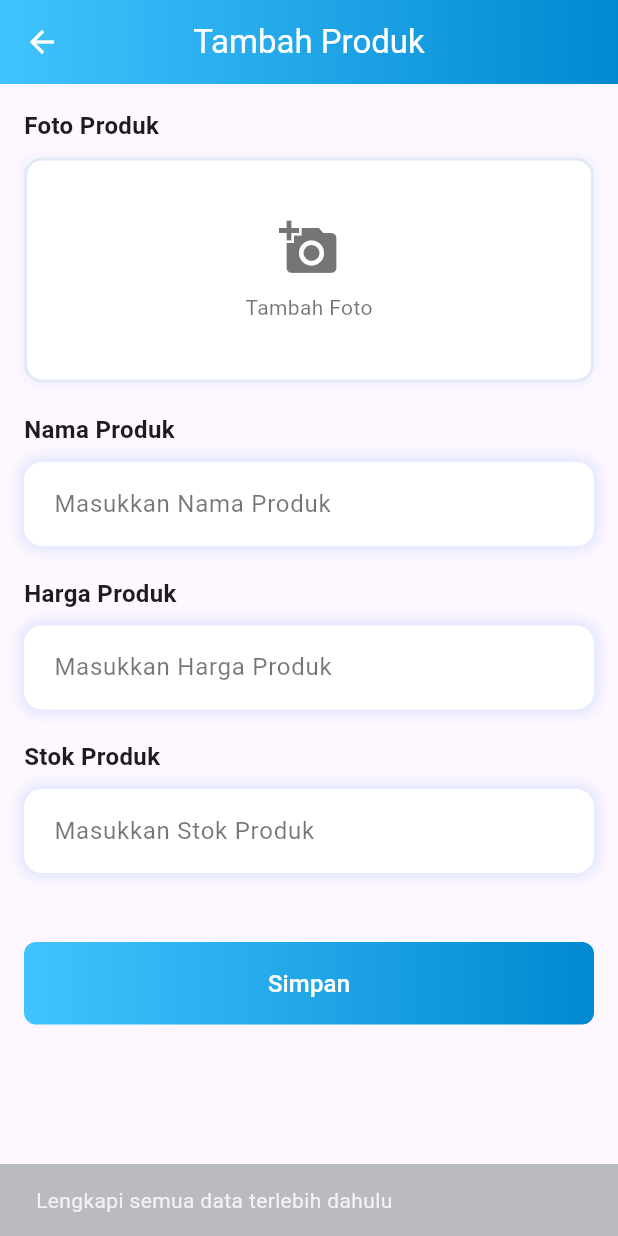
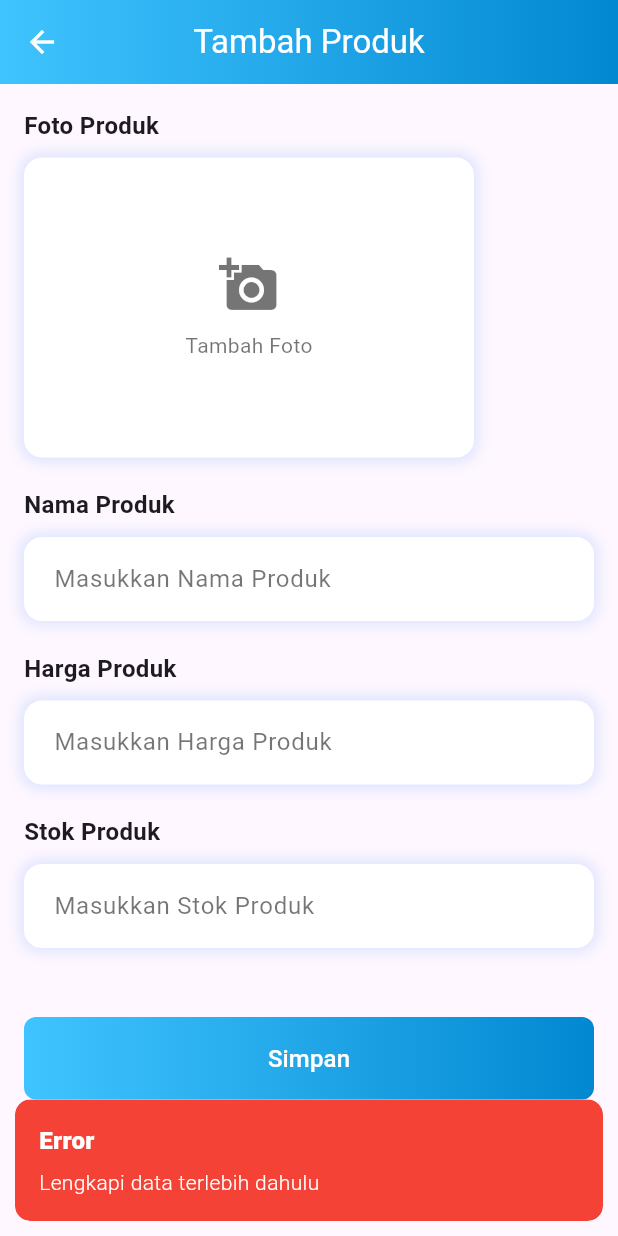
Before and after one commit to GROUP-2-CUPCAKE/WaterXpress-Admin, a Flutter app: the TambahProdukView screen opened by its route, after a tap on "Simpan", on a phone screen of 412 x 824 dp. Run offline on Flutter 3.47's test engine with Material 3 defaults, Android fonts, the phone set to English and light mode, and no system bars; our stand-ins replace cloud_firestore, firebase_auth, firebase_core, firebase_storage, get, get_storage and 1 more; accounts and stored records are empty.

Commit message:
perbaikan add

```diff
--- a/lib/app/modules/tambah_produk/views/tambah_produk_view.dart
+++ b/lib/app/modules/tambah_produk/views/tambah_produk_view.dart
@@ -2,19 +2,10 @@ import 'dart:io';
 import 'package:flutter/material.dart';
 import 'package:get/get.dart';
 import 'package:image_picker/image_picker.dart';
+import '../controllers/tambah_produk_controller.dart';
 
-class TambahProdukView extends StatelessWidget {
-  final TextEditingController nameController = TextEditingController();
-  final TextEditingController priceController = TextEditingController();
-  final TextEditingController stockController = TextEditingController();
-  final Rx<XFile?> image = Rx<XFile?>(null);
-
-  Future<void> getImage() async {
-    final pickedImage = await ImagePicker().pickImage(source: ImageSource.gallery);
-    if (pickedImage != null) {
-      image.value = pickedImage;
-    }
-  }
+class TambahProdukView extends GetView<TambahProdukController> {
+  const TambahProdukView({Key? key}) : super(key: key);
 
   @override
   Widget build(BuildContext context) {
@@ -33,7 +24,8 @@ class TambahProdukView extends StatelessWidget {
           ),
         ),
       ),
-      body: SingleChildScrollView(
+      body: Obx(
+        () => SingleChildScrollView(
           padding: const EdgeInsets.all(16.0),
           child: Column(
             crossAxisAlignment: CrossAxisAlignment.start,
@@ -43,50 +35,85 @@ class TambahProdukView extends StatelessWidget {
                 style: TextStyle(fontSize: 16, fontWeight: FontWeight.bold),
               ),
               const SizedBox(height: 10),
-            GestureDetector(
-              onTap: getImage,
-              child: Obx(() {
-                return Container(
-                  height: 150,
-                  width: double.infinity,
+              Row(
+                children: [
+                  controller.image.value.path != ""
+                      ? ClipRRect(
+                          borderRadius: BorderRadius.circular(12),
+                          child: Container(
+                            decoration: BoxDecoration(
+                              boxShadow: [
+                                BoxShadow(
+                                  color:
+                                      const Color(0xFF40C4FF).withOpacity(0.5),
+                                  spreadRadius: 2,
+                                  blurRadius: 8,
+                                ),
+                              ],
+                            ),
+                            child: Image.file(
+                              File(controller.image.value.path),
+                              height: 200,
+                              width: 300,
+                              fit: BoxFit.cover,
+                            ),
+                          ),
+                        )
+                      : GestureDetector(
+                          onTap: () async {
+                            await controller.getImage(true);
+                          },
+                          child: Container(
+                            height: 200,
+                            width: 300,
                             decoration: BoxDecoration(
                               color: Colors.white,
                               borderRadius: BorderRadius.circular(12),
-                    border: Border.all(
-                      color: image.value != null ? Colors.transparent : const Color.fromARGB(255, 226, 234, 247),
-                      width: 2,
-                    ),
                               boxShadow: [
                                 BoxShadow(
-                        color: image.value != null ? Colors.transparent : const Color.fromARGB(255, 213, 229, 255).withOpacity(0.3),
+                                  color: Colors.blueAccent.withOpacity(0.2),
+                                  spreadRadius: 2,
                                   blurRadius: 8,
-                        spreadRadius: 2,
                                 ),
                               ],
                             ),
-                  child: image.value != null
-                      ? ClipRRect(
-                          borderRadius: BorderRadius.circular(12),
-                          child: Image.file(
-                            File(image.value!.path),
-                            fit: BoxFit.cover,
-                          ),
-                        )
-                      : const Center(
+                            child: const Center(
                               child: Column(
                                 mainAxisAlignment: MainAxisAlignment.center,
                                 children: [
-                              Icon(Icons.add_a_photo, size: 40, color: Colors.black54),
+                                  Icon(
+                                    Icons.add_a_photo,
+                                    size: 40,
+                                    color: Colors.black54,
+                                  ),
                                   SizedBox(height: 10),
-                              Text("Tambah Foto", style: TextStyle(fontSize: 14, color: Colors.black54)),
+                                  Text(
+                                    "Tambah Foto",
+                                    style: TextStyle(
+                                      fontSize: 14,
+                                      color: Colors.black54,
+                                    ),
+                                  ),
                                 ],
                               ),
                             ),
-                );
-              }),
+                          ),
+                        ),
+                  Obx(
+                    () => Center(
+                      child: controller.image.value.path != ""
+                          ? IconButton(
+                              icon: const Icon(Icons.delete, color: Colors.red),
+                              onPressed: () async {
+                                controller.image.value = XFile("");
+                              },
+                            )
+                          : const SizedBox(),
+                    ),
+                  ),
+                ],
               ),
               const SizedBox(height: 20),
-
               const Text(
                 "Nama Produk",
                 style: TextStyle(fontSize: 16, fontWeight: FontWeight.bold),
@@ -105,18 +132,18 @@ class TambahProdukView extends StatelessWidget {
                   ],
                 ),
                 child: TextField(
-                controller: nameController,
+                  controller: controller.namaController,
                   decoration: const InputDecoration(
                     hintText: 'Masukkan Nama Produk',
                     hintStyle: TextStyle(color: Colors.black54),
-                  contentPadding: EdgeInsets.symmetric(vertical: 16, horizontal: 20),
+                    contentPadding:
+                        EdgeInsets.symmetric(vertical: 16, horizontal: 20),
                     border: InputBorder.none,
                   ),
                   style: const TextStyle(color: Colors.black),
                 ),
               ),
               const SizedBox(height: 20),
-
               const Text(
                 "Harga Produk",
                 style: TextStyle(fontSize: 16, fontWeight: FontWeight.bold),
@@ -135,19 +162,19 @@ class TambahProdukView extends StatelessWidget {
                   ],
                 ),
                 child: TextField(
-                controller: priceController,
+                  controller: controller.hargaController,
                   keyboardType: TextInputType.number,
                   decoration: const InputDecoration(
                     hintText: 'Masukkan Harga Produk',
                     hintStyle: TextStyle(color: Colors.black54),
-                  contentPadding: EdgeInsets.symmetric(vertical: 16, horizontal: 20),
+                    contentPadding:
+                        EdgeInsets.symmetric(vertical: 16, horizontal: 20),
                     border: InputBorder.none,
                   ),
                   style: const TextStyle(color: Colors.black),
                 ),
               ),
               const SizedBox(height: 20),
-
               const Text(
                 "Stok Produk",
                 style: TextStyle(fontSize: 16, fontWeight: FontWeight.bold),
@@ -166,41 +193,49 @@ class TambahProdukView extends StatelessWidget {
                   ],
                 ),
                 child: TextField(
-                controller: stockController,
+                  controller: controller.stokController,
                   keyboardType: TextInputType.number,
                   decoration: const InputDecoration(
                     hintText: 'Masukkan Stok Produk',
                     hintStyle: TextStyle(color: Colors.black54),
-                  contentPadding: EdgeInsets.symmetric(vertical: 16, horizontal: 20),
+                    contentPadding:
+                        EdgeInsets.symmetric(vertical: 16, horizontal: 20),
                     border: InputBorder.none,
                   ),
                   style: const TextStyle(color: Colors.black),
                 ),
               ),
               const SizedBox(height: 30),
-
               SizedBox(
                 width: double.infinity,
                 child: ElevatedButton(
-                onPressed: () {
-                  if (nameController.text.isEmpty ||
-                      priceController.text.isEmpty ||
-                      stockController.text.isEmpty ||
-                      image.value == null) {
-                    ScaffoldMessenger.of(context).showSnackBar(
-                      const SnackBar(
-                        content: Text('Lengkapi semua data terlebih dahulu'),
-                        backgroundColor: Color.fromARGB(255, 186, 187, 192),
-                      ),
-                    );
+                  onPressed: () async {
+                    if (controller.namaController.text.isEmpty ||
+                        controller.hargaController.text.isEmpty ||
+                        controller.stokController.text.isEmpty ||
+                        controller.image.value.path.isEmpty) {
+                      Get.snackbar('Error', 'Lengkapi data terlebih dahulu',
+                          snackPosition: SnackPosition.BOTTOM,
+                          backgroundColor: Colors.red,
+                          colorText: Colors.white,
+                          borderRadius: 10,
+                          margin: const EdgeInsets.all(10),
+                          snackStyle: SnackStyle.FLOATING);
                     } else {
-                    ScaffoldMessenger.of(context).showSnackBar(
-                      const SnackBar(
-                        content: Text('Produk berhasil ditambahkan'),
-                        backgroundColor: Color.fromARGB(255, 186, 187, 192),
-                        ),
+                      await controller.saveImages(
+                        File(controller.image.value.path),
+                        controller.namaController.text,
+                        int.parse(controller.hargaController.text),
+                        int.parse(controller.stokController.text),
                       );
                       Get.back();
+                      Get.snackbar(
+                        'Berhasil',
+                        'Produk berhasil ditambahkan',
+                        snackPosition: SnackPosition.BOTTOM,
+                        duration: const Duration(seconds: 3),
+                        margin: const EdgeInsets.all(12),
+                      );
                     }
                   },
                   style: ElevatedButton.styleFrom(
@@ -219,7 +254,8 @@ class TambahProdukView extends StatelessWidget {
                     ),
                     child: Container(
                       alignment: Alignment.center,
-                    padding: const EdgeInsets.symmetric(vertical: 16, horizontal: 20),
+                      padding: const EdgeInsets.symmetric(
+                          vertical: 16, horizontal: 20),
                       child: const Text(
                         "Simpan",
                         style: TextStyle(color: Colors.white, fontSize: 16),
@@ -231,6 +267,7 @@ class TambahProdukView extends StatelessWidget {
             ],
           ),
         ),
+      ),
     );
   }
 }
--- a/lib/main.dart
+++ b/lib/main.dart
@@ -1,19 +1,19 @@
 import 'package:firebase_auth/firebase_auth.dart';
 import 'package:firebase_core/firebase_core.dart';
 import 'package:flutter/material.dart';
-
 import 'package:get/get.dart';
 import 'package:waterxpress_admin/firebase_options.dart';
-
 import 'app/modules/login/controllers/login_controller.dart';
 import 'app/routes/app_pages.dart';
 import 'app/utils/loading.dart';
+import 'package:get_storage/get_storage.dart';
 
 void main() async {
   WidgetsFlutterBinding.ensureInitialized();
   await Firebase.initializeApp(
     options: DefaultFirebaseOptions.currentPlatform,
   );
+  await GetStorage.init();
   runApp(MyApp());
 }
 
--- a/pubspec.yaml
+++ b/pubspec.yaml
@@ -41,6 +41,7 @@ dependencies:
   firebase_storage: ^12.3.6
   cloud_firestore: ^5.5.0
   image_picker: ^1.1.2
+  get_storage: ^2.1.1
 
 dev_dependencies:
   flutter_test:
```
Also changed, not shown: lib/app/modules/home/controllers/home_controller.dart (+9 -2 lines), lib/app/modules/tambah_produk/controllers/tambah_produk_controller.dart (+57 -99 lines), pubspec.lock, 1 other file. Lines whose indentation alone changed are shown as unchanged.
